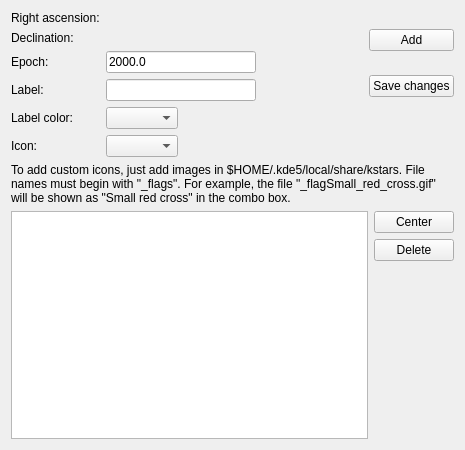
Old version of the form kstars/tools/flagmanager.ui in the repository KDE/kstars.
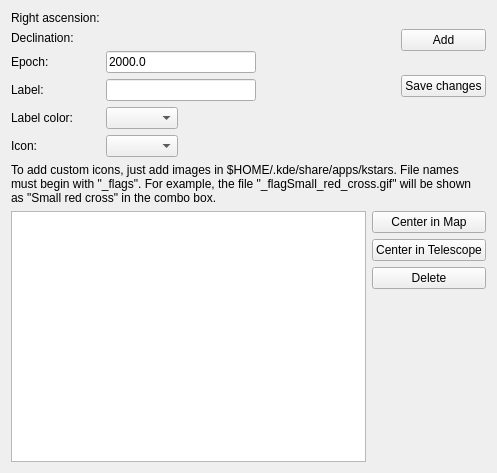
New version of the form. Custom widgets are drawn as their Qt base class.

Commit message: Add center in telescope in flag manager

What changed in the file:
```diff
--- a/kstars/tools/flagmanager.ui
+++ b/kstars/tools/flagmanager.ui
@@ -6,8 +6,8 @@
    <rect>
     <x>0</x>
     <y>0</y>
-    <width>465</width>
-    <height>450</height>
+    <width>497</width>
+    <height>473</height>
    </rect>
   </property>
   <property name="minimumSize">
@@ -16,8 +16,6 @@
     <height>450</height>
    </size>
   </property>
-  <layout class="QGridLayout" name="gridLayout">
-   <item row="0" column="0">
     <layout class="QVBoxLayout" name="verticalLayout_2">
      <item>
       <layout class="QHBoxLayout" name="horizontalLayout">
@@ -116,7 +114,7 @@
          </item>
          <item row="4" column="1">
           <widget class="KColorCombo" name="labelColorcombo">
-           <property name="color">
+         <property name="color" stdset="0">
             <color>
              <red>255</red>
              <green>0</green>
@@ -166,7 +164,7 @@
      <item>
       <widget class="QLabel" name="label_3">
        <property name="text">
-        <string>To add custom icons, just add images in $HOME/.kde5/local/share/kstars. File names must begin with &quot;_flags&quot;. For example, the file &quot;_flagSmall_red_cross.gif&quot; will be shown as &quot;Small red cross&quot; in the combo box.</string>
+      <string>To add custom icons, just add images in $HOME/.kde/share/apps/kstars. File names must begin with &quot;_flags&quot;. For example, the file &quot;_flagSmall_red_cross.gif&quot; will be shown as &quot;Small red cross&quot; in the combo box.</string>
        </property>
        <property name="wordWrap">
         <bool>true</bool>
@@ -179,7 +177,7 @@
         <widget class="QTableView" name="flagList">
          <property name="minimumSize">
           <size>
-           <width>350</width>
+         <width>0</width>
            <height>0</height>
           </size>
          </property>
@@ -205,7 +203,17 @@
          <item>
           <widget class="QPushButton" name="CenterButton">
            <property name="text">
-            <string>Center</string>
+          <string>Center in Map</string>
+         </property>
+        </widget>
+       </item>
+       <item>
+        <widget class="QPushButton" name="ScopeButton">
+         <property name="toolTip">
+          <string>Slew to the flag coordinates</string>
+         </property>
+         <property name="text">
+          <string>Center in Telescope</string>
            </property>
           </widget>
          </item>
@@ -228,8 +236,6 @@
             </size>
            </property>
           </spacer>
-         </item>
-        </layout>
        </item>
       </layout>
      </item>
```
Lines whose indentation alone changed are shown as unchanged. The commit also changes 4 other files.
